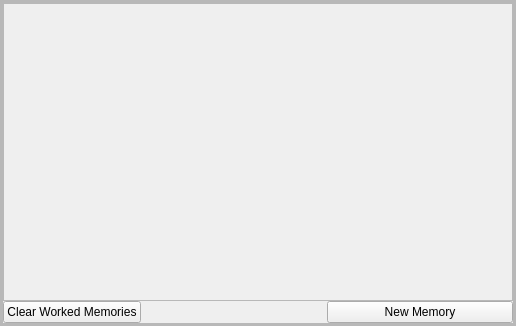
Above: mqt/MqtLogger/RigMemoryFrame.ui from zsteva/backup-minos2 before the change. Below: the same form after it.
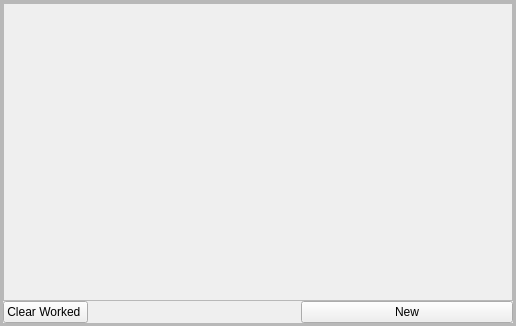
That is the form after the change.

Commit message: Colouring of memories when worked

Patch:
```diff
--- a/mqt/MqtLogger/RigMemoryFrame.ui
+++ b/mqt/MqtLogger/RigMemoryFrame.ui
@@ -114,7 +114,7 @@
             <item>
              <widget class="QPushButton" name="flushMemoriesButton">
               <property name="text">
-               <string>Clear Worked Memories</string>
+               <string>Clear Worked </string>
               </property>
              </widget>
             </item>
@@ -143,7 +143,7 @@
                <enum>Qt::NoFocus</enum>
               </property>
               <property name="text">
-               <string>New Memory</string>
+               <string>New</string>
               </property>
              </widget>
             </item>
```
The commit also changes 6 other files.
